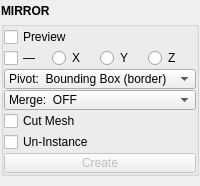
m3trik/mayatk, file mayatk/edit_utils/mirror.ui: the form before one commit.
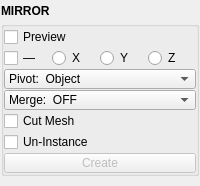
The form after the commit. Custom widgets are drawn as their Qt base class.

```diff
--- a/mayatk/edit_utils/mirror.ui
+++ b/mayatk/edit_utils/mirror.ui
@@ -309,11 +309,6 @@
            <property name="frame">
             <bool>true</bool>
            </property>
-           <item>
-            <property name="text">
-             <string>Pivot:  Bounding Box (border)</string>
-            </property>
-           </item>
            <item>
             <property name="text">
              <string>Pivot:  Object</string>
```
Left out of the diff: 15 changed lines with no effect on the pictures.
